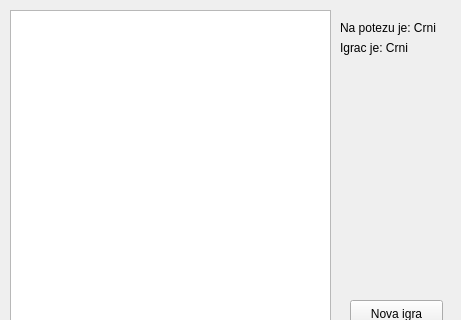
Old version of the form mainwindow.ui in the repository MATF-RS20/RS006-klasicna-igra-dame; both pictures show x 0 to 461 and y 0 to 320 of the 461 by 461 pixel window.
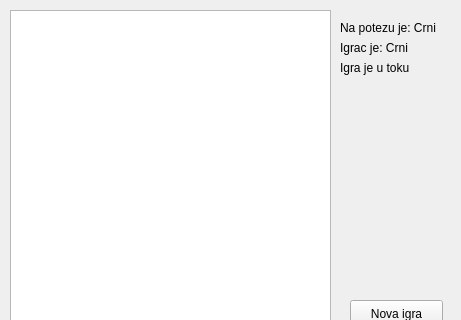
New version of the form.

Patch:
```diff
--- a/mainwindow.ui
+++ b/mainwindow.ui
@@ -180,6 +180,19 @@
        <string>Nova igra</string>
       </property>
      </widget>
+     <widget class="QLabel" name="lbl2Result">
+      <property name="geometry">
+       <rect>
+        <x>340</x>
+        <y>60</y>
+        <width>121</width>
+        <height>16</height>
+       </rect>
+      </property>
+      <property name="text">
+       <string>Igra je u toku</string>
+      </property>
+     </widget>
     </widget>
    </widget>
   </widget>
```
Left out of the diff: 13 changed lines with no effect on the pictures.
